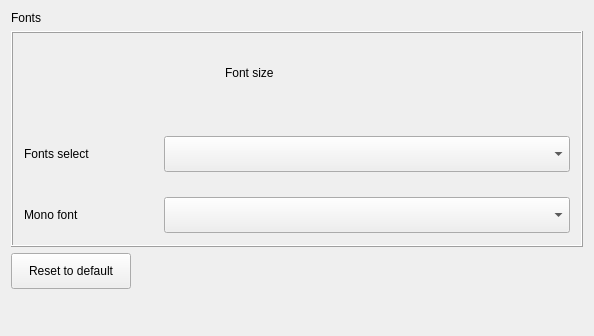
First picture: the form in plugins/personalized/fonts/fonts.ui, repository ukui/ukui-control-center, before the edit.
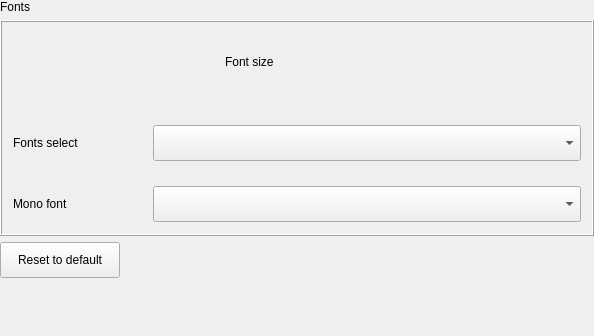
Second picture: the form after the edit. Custom widgets are drawn as their Qt base class.

Commit message:
fix(moudlepage): change the margin of moudle
Description: change the margin of moudle

Log: 修改模块边距

The edit to the form file:
```diff
--- a/plugins/personalized/fonts/fonts.ui
+++ b/plugins/personalized/fonts/fonts.ui
@@ -26,6 +26,18 @@
    <string notr="true">Fonts</string>
   </property>
   <layout class="QVBoxLayout" name="verticalLayout_4">
+   <property name="leftMargin">
+    <number>0</number>
+   </property>
+   <property name="topMargin">
+    <number>0</number>
+   </property>
+   <property name="rightMargin">
+    <number>0</number>
+   </property>
+   <property name="bottomMargin">
+    <number>0</number>
+   </property>
    <item>
     <widget class="TitleLabel" name="titleLabel">
      <property name="sizePolicy">
```
The commit also changes 15 other files.
